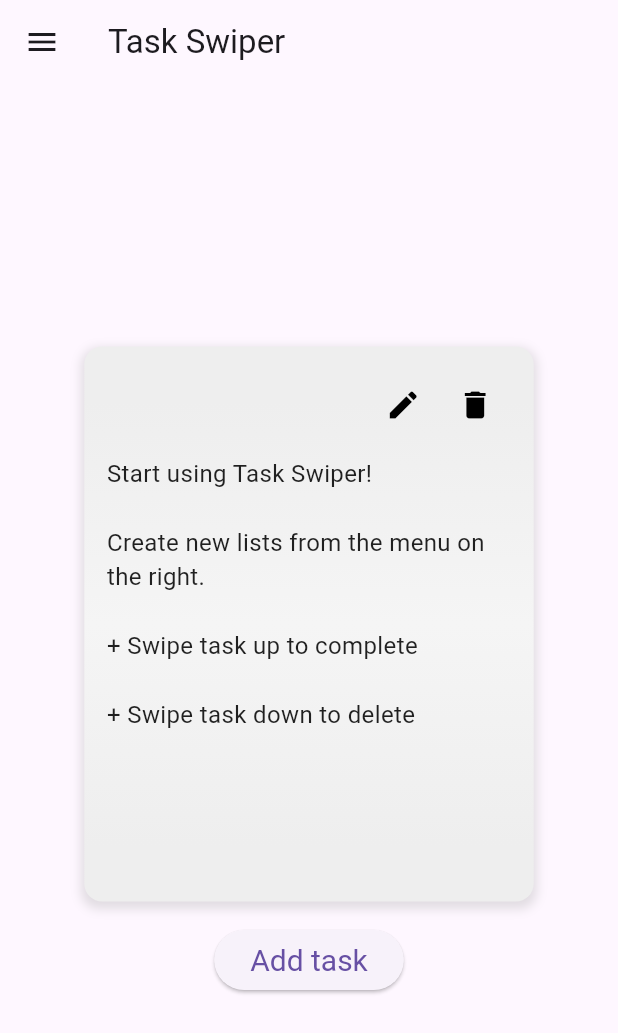
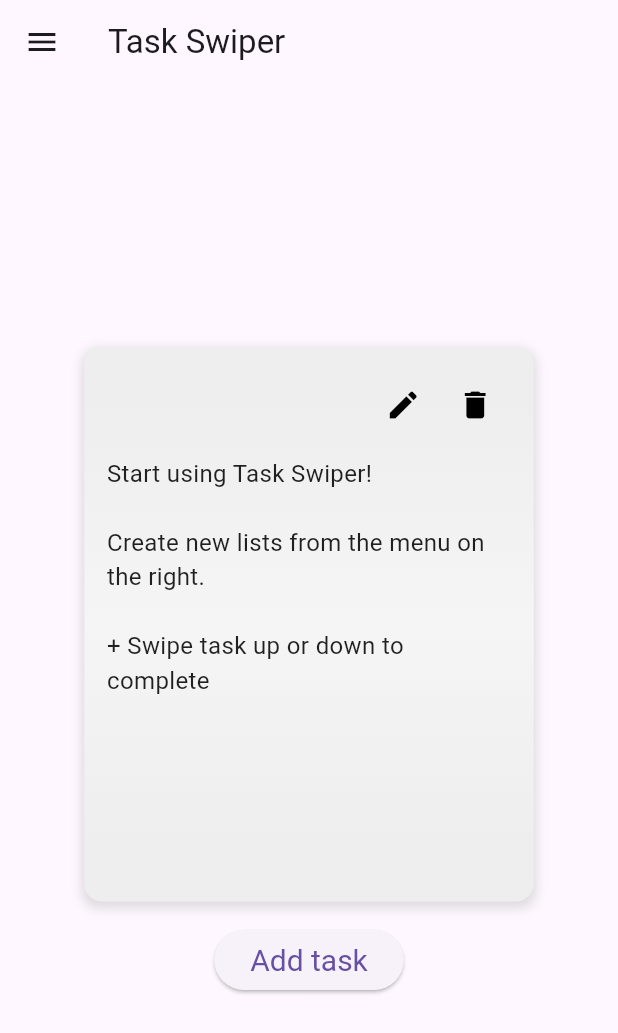
Before and after one commit to temedeus/task_swiper, a Flutter app: the screen it shows after launch, on a phone screen of 412 x 824 dp. Shown: the top 1033 px of the screen. Run offline on Flutter 3.47's test engine with Material 3 defaults, Android fonts, the phone set to English and light mode, and no system bars; drawn by our look-alikes of carousel_slider; our stand-ins replace get_it, sqflite; accounts and stored records are empty.

Commit message:
Status completed

```diff
--- a/lib/model/status.dart
+++ b/lib/model/status.dart
@@ -1,4 +1,4 @@
 class Status {
   static const String open = "open";
-  static const String closed = "closed";
+  static const String completed = "completed";
 }
--- a/lib/service/database_service.dart
+++ b/lib/service/database_service.dart
@@ -39,8 +39,7 @@ class DatabaseService {
         await database.execute(
             "INSERT INTO task (task, status, taskListId) VALUES ('Start using Task Swiper!\n\n" +
                 "Create new lists from the menu on the right.\n\n"
-                    "+ Swipe task up to complete\n\n" +
-                "+ Swipe task down to delete\n\n"
+                    "+ Swipe task up or down to complete\n\n"
                     "', ?, ?);",
             [Status.open, id]);
       },
--- a/lib/ui/screens/task_listing.dart
+++ b/lib/ui/screens/task_listing.dart
@@ -92,7 +92,7 @@ class _TaskListingState extends State<TaskListing> {
 
   List<Widget> buildTaskSlider() {
     bool allTasksCompleted = _tasks.isNotEmpty &&
-        _tasks.every((task) => task.status == Status.closed);
+        _tasks.every((task) => task.status == Status.completed);
     Iterable<Task> tasksToShow = allTasksCompleted
         ? sortedTasks()
         : sortedTasks().where((task) => task.status == Status.open);
@@ -186,7 +186,7 @@ class _TaskListingState extends State<TaskListing> {
         newTask = Task(
           i.id,
           i.task,
-          Status.closed,
+          Status.completed,
           i.taskListId,
         );
         return newTask;
--- a/lib/ui/widgets/task_item.dart
+++ b/lib/ui/widgets/task_item.dart
@@ -30,14 +30,14 @@ class TaskItem extends StatelessWidget {
                 task.task,
                 style: TextStyle(
                   fontSize: 16.0,
-                  color: task.status == Status.closed
+                  color: task.status == Status.completed
                       ? Colors.grey
                       : Colors.black87,
                 ),
               )
             ],
           ),
-          if (task.status == Status.closed)
+          if (task.status == Status.completed)
             Positioned.fill(
               child: FittedBox(
                 fit: BoxFit.none,
@@ -91,12 +91,12 @@ class TaskItem extends StatelessWidget {
             ActionableIconButton(
               Icons.edit,
               onEditPressed!,
-              disabled: task.status == Status.closed,
+              disabled: task.status == Status.completed,
             ),
             ActionableIconButton(
               Icons.delete,
               onDeletePressed!,
-              disabled: task.status == Status.closed,
+              disabled: task.status == Status.completed,
             ),
           ],
         ),
```
